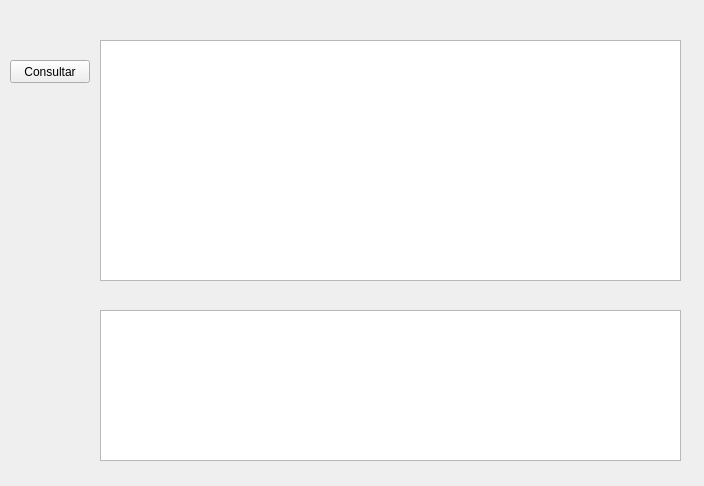
The window that entradas.ui (GabR36/QEstoqueLoja) describes before a commit, drawn with Qt 5.
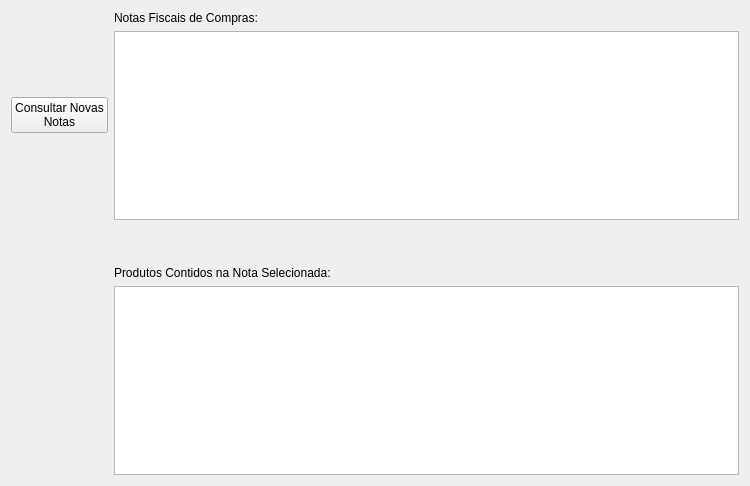
The same window after the commit.

Commit message: Bloqueia função de devolver produto p produto ja devolvido

The edit to the form file:
```diff
--- a/entradas.ui
+++ b/entradas.ui
@@ -6,21 +6,38 @@
    <rect>
     <x>0</x>
     <y>0</y>
-    <width>704</width>
+    <width>750</width>
     <height>486</height>
    </rect>
   </property>
   <property name="windowTitle">
    <string>Form</string>
   </property>
+  <layout class="QGridLayout" name="gridLayout">
+   <item row="0" column="0">
+    <widget class="QPushButton" name="Btn_ConsultarDF">
+     <property name="text">
+      <string>Consultar Novas
+Notas</string>
+     </property>
+    </widget>
+   </item>
+   <item row="0" column="1">
+    <layout class="QVBoxLayout" name="verticalLayout">
+     <item>
+      <widget class="QLabel" name="label">
+       <property name="text">
+        <string>Notas Fiscais de Compras:</string>
+       </property>
+      </widget>
+     </item>
+     <item>
   <widget class="QTableView" name="Tview_Entradas">
-   <property name="geometry">
-    <rect>
-     <x>100</x>
-     <y>40</y>
-     <width>581</width>
-     <height>241</height>
-    </rect>
+       <property name="sizePolicy">
+        <sizepolicy hsizetype="Expanding" vsizetype="Preferred">
+         <horstretch>0</horstretch>
+         <verstretch>0</verstretch>
+        </sizepolicy>
    </property>
    <property name="alternatingRowColors">
     <bool>true</bool>
@@ -32,27 +49,41 @@
     <enum>QAbstractItemView::SelectionBehavior::SelectRows</enum>
    </property>
   </widget>
-  <widget class="QPushButton" name="Btn_ConsultarDF">
-   <property name="geometry">
-    <rect>
-     <x>10</x>
-     <y>60</y>
-     <width>80</width>
-     <height>23</height>
-    </rect>
-   </property>
+     </item>
+    </layout>
+   </item>
+   <item row="1" column="1">
+    <layout class="QVBoxLayout" name="verticalLayout_2">
+     <item>
+      <spacer name="verticalSpacer">
+       <property name="orientation">
+        <enum>Qt::Orientation::Vertical</enum>
+       </property>
+       <property name="sizeType">
+        <enum>QSizePolicy::Policy::MinimumExpanding</enum>
+       </property>
+       <property name="sizeHint" stdset="0">
+        <size>
+         <width>20</width>
+         <height>40</height>
+        </size>
+       </property>
+      </spacer>
+     </item>
+     <item>
+      <widget class="QLabel" name="label_2">
    <property name="text">
-    <string>Consultar</string>
-   </property>
-  </widget>
+        <string>Produtos Contidos na Nota Selecionada:</string>
+       </property>
+      </widget>
+     </item>
+     <item>
   <widget class="QTableView" name="Tview_ProdutosNota">
-   <property name="geometry">
-    <rect>
-     <x>100</x>
-     <y>310</y>
-     <width>581</width>
-     <height>151</height>
-    </rect>
+       <property name="sizePolicy">
+        <sizepolicy hsizetype="Expanding" vsizetype="Preferred">
+         <horstretch>0</horstretch>
+         <verstretch>0</verstretch>
+        </sizepolicy>
    </property>
    <property name="contextMenuPolicy">
     <enum>Qt::ContextMenuPolicy::CustomContextMenu</enum>
@@ -64,6 +95,10 @@
     <enum>QAbstractItemView::SelectionBehavior::SelectRows</enum>
    </property>
   </widget>
+     </item>
+    </layout>
+   </item>
+  </layout>
  </widget>
  <resources/>
  <connections/>
```
Left out of the diff: 2 changed lines with no effect on the pictures. Lines whose indentation alone changed are shown as unchanged. The commit also changes 2 other files.
